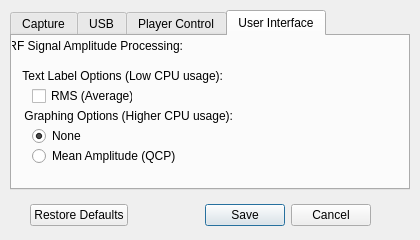
Old version of the form Linux-Application/DomesdayDuplicator/configurationdialog.ui in the repository simoninns/DomesdayDuplicator-gui-app.
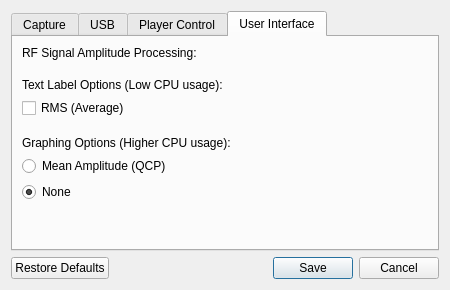
New version of the form. The open tabs and pages were chosen to show the change.

Commit message:
Rebuild the configuration window using layouts.
This should look much the same as before, except that I've moved the
Browse button for the output directory onto the same line as the edit
box.

```diff
--- a/Linux-Application/DomesdayDuplicator/configurationdialog.ui
+++ b/Linux-Application/DomesdayDuplicator/configurationdialog.ui
@@ -6,56 +6,28 @@
    <rect>
     <x>0</x>
     <y>0</y>
-    <width>420</width>
-    <height>240</height>
+    <width>450</width>
+    <height>290</height>
    </rect>
   </property>
   <property name="minimumSize">
    <size>
-    <width>420</width>
-    <height>240</height>
+    <width>450</width>
+    <height>290</height>
    </size>
   </property>
   <property name="windowTitle">
    <string>Preferences</string>
   </property>
-  <widget class="QDialogButtonBox" name="buttonBox">
-   <property name="geometry">
-    <rect>
-     <x>30</x>
-     <y>200</y>
-     <width>341</width>
-     <height>31</height>
-    </rect>
-   </property>
-   <property name="orientation">
-    <enum>Qt::Horizontal</enum>
-   </property>
-   <property name="standardButtons">
-    <set>QDialogButtonBox::Cancel|QDialogButtonBox::RestoreDefaults|QDialogButtonBox::Save</set>
-   </property>
-  </widget>
+  <layout class="QVBoxLayout" name="verticalLayout">
+   <item>
   <widget class="QTabWidget" name="tabWidget">
-   <property name="geometry">
-    <rect>
-     <x>10</x>
-     <y>10</y>
-     <width>400</width>
-     <height>180</height>
-    </rect>
-   </property>
    <property name="minimumSize">
     <size>
      <width>400</width>
      <height>180</height>
     </size>
    </property>
-   <property name="maximumSize">
-    <size>
-     <width>360</width>
-     <height>180</height>
-    </size>
-   </property>
    <property name="currentIndex">
     <number>3</number>
    </property>
@@ -289,98 +261,127 @@
     <attribute name="title">
      <string>User Interface</string>
     </attribute>
-    <widget class="QRadioButton" name="amplitudeGraphRadioButton">
-     <property name="geometry">
-      <rect>
-       <x>20</x>
-       <y>110</y>
-       <width>151</width>
-       <height>20</height>
-      </rect>
-     </property>
-     <property name="text">
-      <string>Mean Amplitude (QCP)</string>
-     </property>
-    </widget>
-    <widget class="QRadioButton" name="noGraphButton">
-     <property name="geometry">
-      <rect>
-       <x>20</x>
-       <y>90</y>
-       <width>89</width>
-       <height>20</height>
-      </rect>
-     </property>
-     <property name="text">
-      <string>None</string>
-     </property>
-     <property name="checked">
-      <bool>true</bool>
-     </property>
-    </widget>
-    <widget class="QLabel" name="graphingOptionsLabel">
-     <property name="geometry">
-      <rect>
-       <x>10</x>
-       <y>70</y>
-       <width>211</width>
-       <height>20</height>
-      </rect>
-     </property>
-     <property name="text">
-      <string>Graphing Options (Higher CPU usage):</string>
-     </property>
-     <property name="alignment">
-      <set>Qt::AlignRight|Qt::AlignTrailing|Qt::AlignVCenter</set>
-     </property>
-    </widget>
+      <layout class="QVBoxLayout" name="verticalLayout_2">
+       <item>
     <widget class="QLabel" name="amplitudeLabel">
-     <property name="geometry">
-      <rect>
-       <x>0</x>
-       <y>0</y>
-       <width>171</width>
-       <height>20</height>
-      </rect>
-     </property>
      <property name="text">
       <string>RF Signal Amplitude Processing:</string>
      </property>
      <property name="alignment">
-      <set>Qt::AlignRight|Qt::AlignTrailing|Qt::AlignVCenter</set>
-     </property>
-    </widget>
-    <widget class="QCheckBox" name="amplitudeProcessingCheckBox">
-     <property name="geometry">
-      <rect>
-       <x>20</x>
-       <y>50</y>
-       <width>101</width>
-       <height>20</height>
-      </rect>
-     </property>
-     <property name="text">
-      <string>RMS (Average)</string>
-     </property>
-    </widget>
+          <set>Qt::AlignLeading|Qt::AlignLeft|Qt::AlignVCenter</set>
+         </property>
+        </widget>
+       </item>
+       <item>
+        <spacer name="verticalSpacer_7">
+         <property name="orientation">
+          <enum>Qt::Vertical</enum>
+         </property>
+         <property name="sizeType">
+          <enum>QSizePolicy::Fixed</enum>
+         </property>
+         <property name="sizeHint" stdset="0">
+          <size>
+           <width>20</width>
+           <height>12</height>
+          </size>
+         </property>
+        </spacer>
+       </item>
+       <item>
     <widget class="QLabel" name="textLabelOptionsLabel">
-     <property name="geometry">
-      <rect>
-       <x>0</x>
-       <y>30</y>
-       <width>211</width>
-       <height>20</height>
-      </rect>
-     </property>
      <property name="text">
       <string>Text Label Options (Low CPU usage):</string>
      </property>
      <property name="alignment">
-      <set>Qt::AlignRight|Qt::AlignTrailing|Qt::AlignVCenter</set>
-     </property>
-    </widget>
-   </widget>
-  </widget>
+          <set>Qt::AlignLeading|Qt::AlignLeft|Qt::AlignVCenter</set>
+         </property>
+        </widget>
+       </item>
+       <item>
+        <widget class="QCheckBox" name="amplitudeProcessingCheckBox">
+         <property name="text">
+          <string>RMS (Average)</string>
+         </property>
+        </widget>
+       </item>
+       <item>
+        <spacer name="verticalSpacer_8">
+         <property name="orientation">
+          <enum>Qt::Vertical</enum>
+         </property>
+         <property name="sizeType">
+          <enum>QSizePolicy::Fixed</enum>
+         </property>
+         <property name="sizeHint" stdset="0">
+          <size>
+           <width>20</width>
+           <height>12</height>
+          </size>
+         </property>
+        </spacer>
+       </item>
+       <item>
+        <widget class="QLabel" name="graphingOptionsLabel">
+         <property name="text">
+          <string>Graphing Options (Higher CPU usage):</string>
+         </property>
+         <property name="alignment">
+          <set>Qt::AlignLeading|Qt::AlignLeft|Qt::AlignVCenter</set>
+         </property>
+        </widget>
+       </item>
+       <item>
+        <widget class="QRadioButton" name="amplitudeGraphRadioButton">
+         <property name="text">
+          <string>Mean Amplitude (QCP)</string>
+         </property>
+        </widget>
+       </item>
+       <item>
+        <widget class="QRadioButton" name="noGraphButton">
+         <property name="text">
+          <string>None</string>
+         </property>
+         <property name="checked">
+          <bool>true</bool>
+         </property>
+        </widget>
+       </item>
+       <item>
+        <spacer name="verticalSpacer_6">
+         <property name="orientation">
+          <enum>Qt::Vertical</enum>
+         </property>
+         <property name="sizeHint" stdset="0">
+          <size>
+           <width>20</width>
+           <height>40</height>
+          </size>
+         </property>
+        </spacer>
+       </item>
+      </layout>
+     </widget>
+    </widget>
+   </item>
+   <item>
+    <widget class="QDialogButtonBox" name="buttonBox">
+     <property name="sizePolicy">
+      <sizepolicy hsizetype="Expanding" vsizetype="Fixed">
+       <horstretch>0</horstretch>
+       <verstretch>0</verstretch>
+      </sizepolicy>
+     </property>
+     <property name="orientation">
+      <enum>Qt::Horizontal</enum>
+     </property>
+     <property name="standardButtons">
+      <set>QDialogButtonBox::Cancel|QDialogButtonBox::RestoreDefaults|QDialogButtonBox::Save</set>
+     </property>
+    </widget>
+   </item>
+  </layout>
  </widget>
  <tabstops>
   <tabstop>tabWidget</tabstop>
```
Left out of the diff: 330 changed lines with no effect on the pictures. Lines whose indentation alone changed are shown as unchanged.
